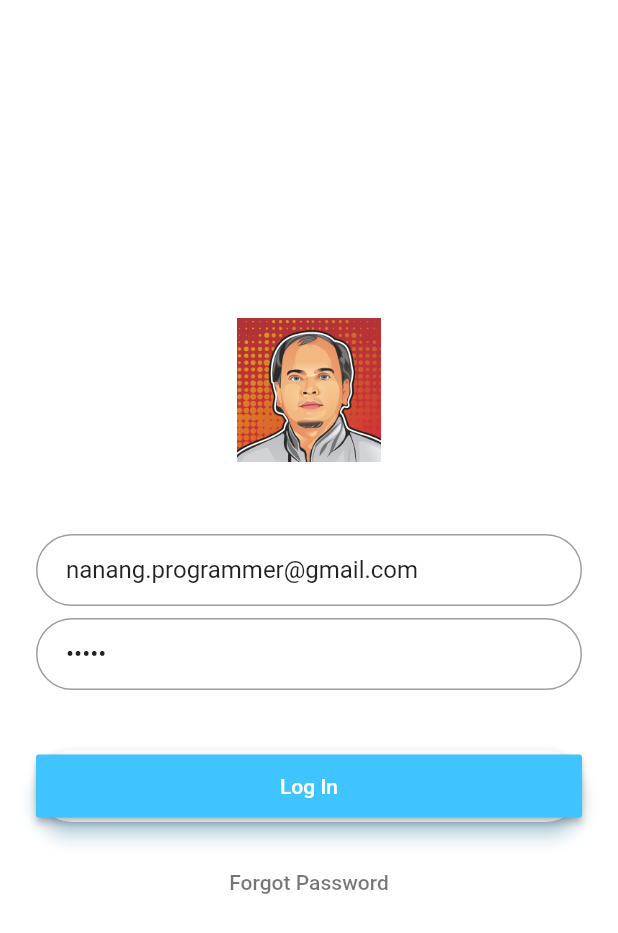
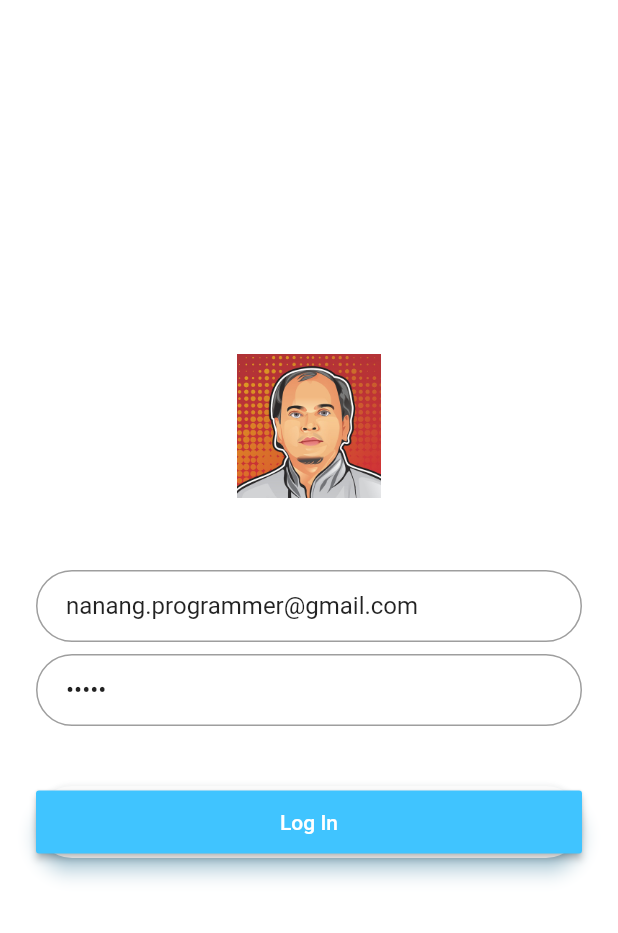
Before and after one commit to nanangtokenku/flutter, a Flutter app: the LoginScreen screen opened directly, on a phone screen of 412 x 824 dp. Shown: the top 933 px of the screen. Run offline on Flutter 3.47's test engine with Material 2 defaults, Android fonts, the phone set to English and light mode, and no system bars; our stand-ins replace rxdart; network calls fail.

Commit message:
commit update 2

```diff
--- a/lib/src/ui/login/LoginScreen.dart
+++ b/lib/src/ui/login/LoginScreen.dart
@@ -79,13 +79,13 @@ class LoginScreenState extends State<LoginScreen> with ValidationMixin {
       ),
     );
 
-    final forgotLabel = FlatButton(
-      child: Text(
-        'Forgot Password',
-        style: TextStyle(color: Colors.black54),
-      ),
-      onPressed: () {},
-    );
+    // final forgotLabel = FlatButton(
+    //   child: Text(
+    //     'Forgot Password',
+    //     style: TextStyle(color: Colors.black54),
+    //   ),
+    //   onPressed: () {},
+    // );
 
     return Scaffold(
       backgroundColor: Colors.white,
@@ -101,7 +101,7 @@ class LoginScreenState extends State<LoginScreen> with ValidationMixin {
             password,
             SizedBox(height: 24.0),
             loginButton,
-            forgotLabel
+            //forgotLabel
           ],
         ),
       ),
```
Also changed, not shown: lib/src/utils/app_tool.dart (+7 -7 lines).
